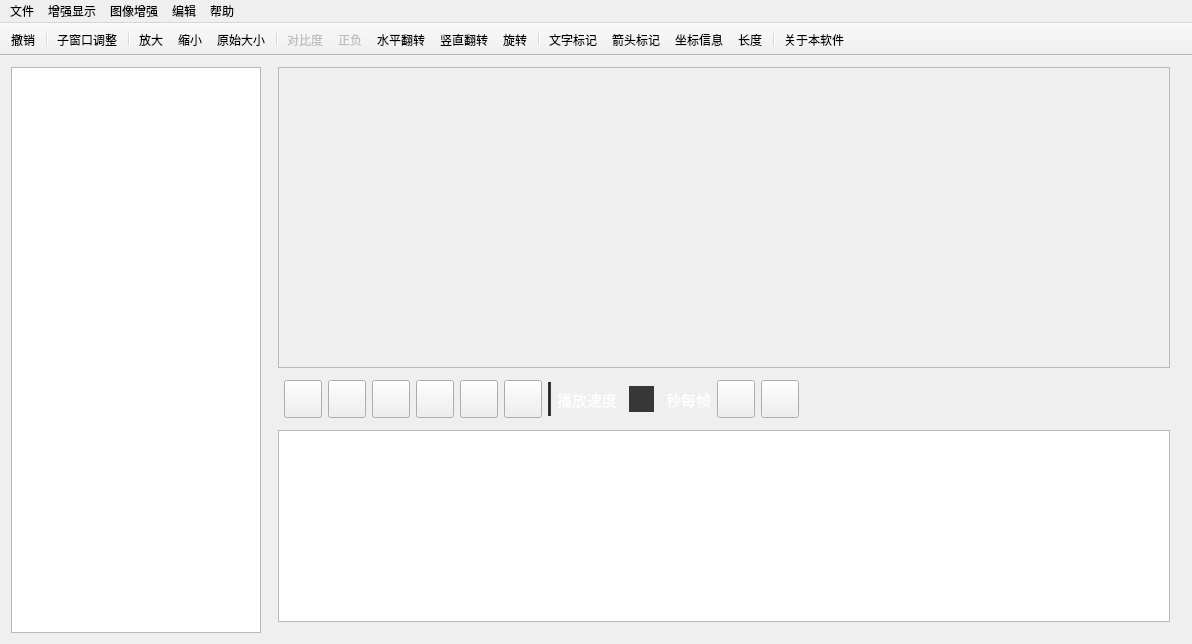
Above: mainwindow.ui from pigundermoon/industry before the change. Below: the same form after it.
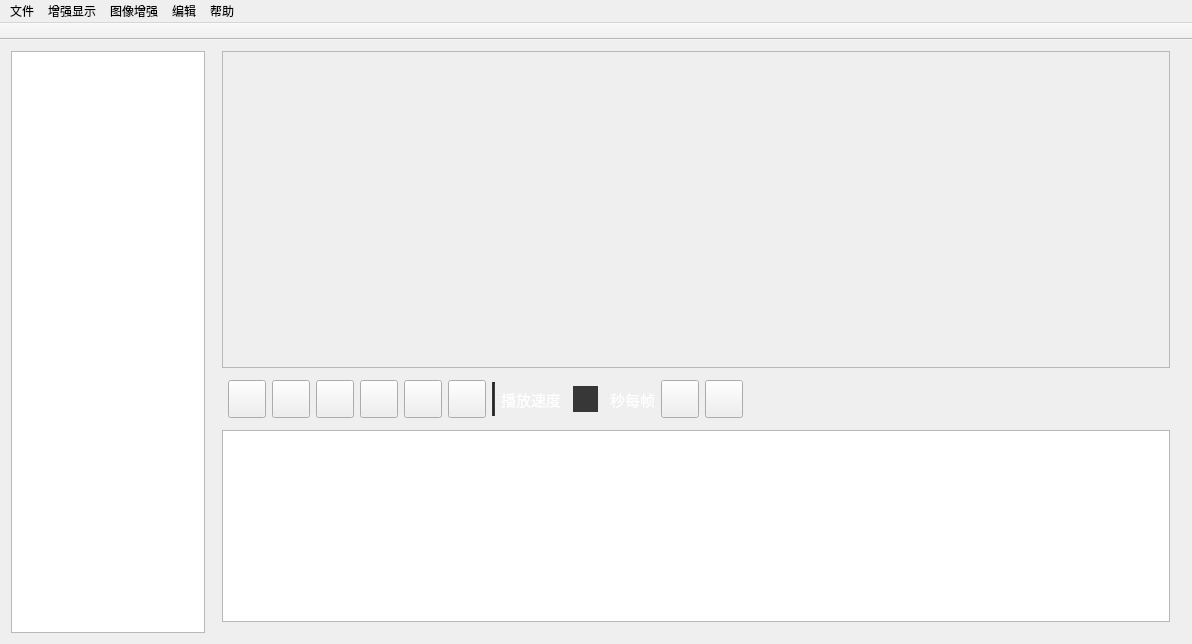
That is the form after the change. Icons and pictures are not drawn.

The edit to the form file:
```diff
--- a/mainwindow.ui
+++ b/mainwindow.ui
@@ -30,7 +30,7 @@
    <property name="styleSheet">
     <string notr="true"/>
    </property>
-   <layout class="QGridLayout" name="gridLayout_5">
+   <layout class="QGridLayout" name="gridLayout_5" columnstretch="1,5">
     <item row="0" column="1">
      <widget class="QWidget" name="widget_2" native="true">
       <layout class="QVBoxLayout" name="verticalLayout" stretch="0,0,0">
@@ -74,8 +74,8 @@
               <rect>
                <x>0</x>
                <y>0</y>
-               <width>898</width>
-               <height>308</height>
+               <width>953</width>
+               <height>330</height>
               </rect>
              </property>
              <layout class="QGridLayout" name="gridLayout">
@@ -400,14 +400,14 @@
     <item row="0" column="0">
      <widget class="QListWidget" name="imagelist">
       <property name="sizePolicy">
-       <sizepolicy hsizetype="Maximum" vsizetype="Expanding">
+       <sizepolicy hsizetype="Preferred" vsizetype="Preferred">
         <horstretch>0</horstretch>
         <verstretch>0</verstretch>
        </sizepolicy>
       </property>
       <property name="maximumSize">
        <size>
-        <width>250</width>
+        <width>16777215</width>
         <height>16777215</height>
        </size>
       </property>
@@ -556,26 +556,6 @@
    <attribute name="toolBarBreak">
     <bool>false</bool>
    </attribute>
-   <addaction name="cancel_tool"/>
-   <addaction name="separator"/>
-   <addaction name="resize_tool"/>
-   <addaction name="separator"/>
-   <addaction name="zoom_in"/>
-   <addaction name="zoom_out"/>
-   <addaction name="zoom"/>
-   <addaction name="separator"/>
-   <addaction name="contrast"/>
-   <addaction name="invert"/>
-   <addaction name="turn_horizontal"/>
-   <addaction name="turn_vertical"/>
-   <addaction name="rotate_tool"/>
-   <addaction name="separator"/>
-   <addaction name="text_tool"/>
-   <addaction name="arrow_tool"/>
-   <addaction name="coordinate"/>
-   <addaction name="length"/>
-   <addaction name="separator"/>
-   <addaction name="about"/>
   </widget>
   <action name="openfile">
    <property name="text">
@@ -723,15 +703,6 @@
     <string>退出</string>
    </property>
   </action>
-  <action name="cancel_tool">
-   <property name="icon">
-    <iconset resource="src.qrc">
-     <normaloff>:/img/img/cancel_normal.png</normaloff>:/img/img/cancel_normal.png</iconset>
-   </property>
-   <property name="text">
-    <string>撤销</string>
-   </property>
-  </action>
   <action name="resize_tool">
    <property name="icon">
     <iconset resource="src.qrc">
```
